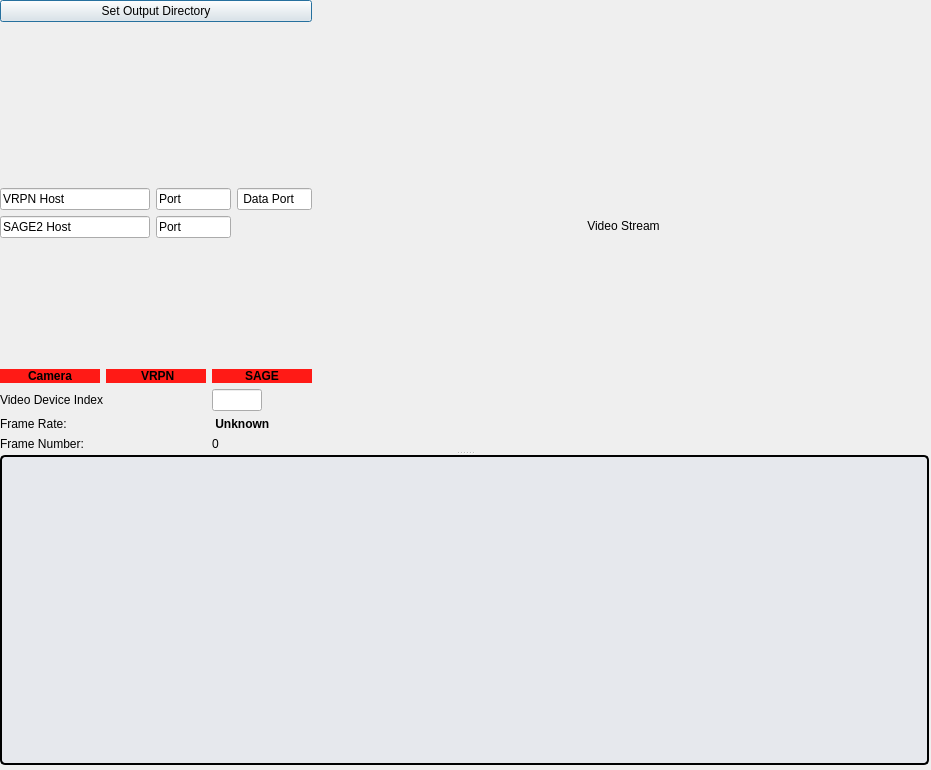
First picture: the form in tools/workbench/live_window.ui, repository hcilab-uic/ipme, before the edit.
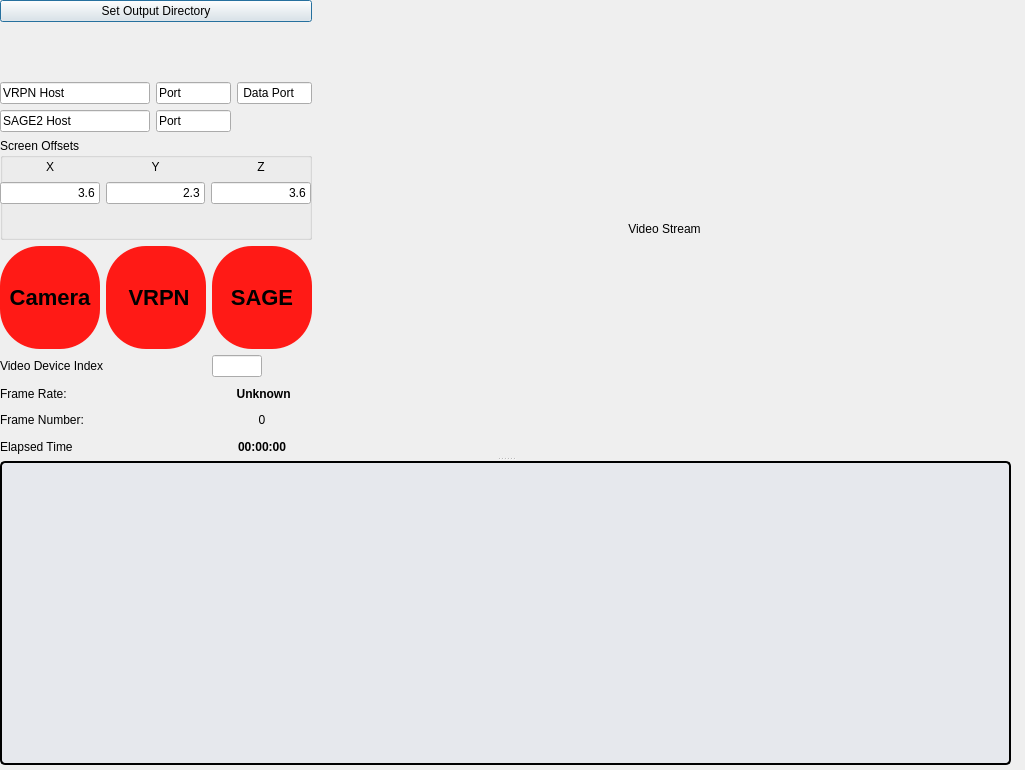
Second picture: the form after the edit.

What changed in the file:
```diff
--- a/tools/workbench/live_window.ui
+++ b/tools/workbench/live_window.ui
@@ -6,7 +6,7 @@
    <rect>
     <x>0</x>
     <y>0</y>
-    <width>931</width>
+    <width>1025</width>
     <height>770</height>
    </rect>
   </property>
@@ -18,7 +18,7 @@
     <rect>
      <x>0</x>
      <y>0</y>
-     <width>929</width>
+     <width>1011</width>
      <height>765</height>
     </rect>
    </property>
@@ -67,14 +67,14 @@
         </layout>
        </item>
        <item>
-        <spacer name="vspacer_2">
+        <spacer name="hspacer_3">
          <property name="orientation">
-          <enum>Qt::Vertical</enum>
+          <enum>Qt::Horizontal</enum>
          </property>
          <property name="sizeHint" stdset="0">
           <size>
-           <width>20</width>
-           <height>40</height>
+           <width>40</width>
+           <height>20</height>
           </size>
          </property>
         </spacer>
@@ -149,17 +149,83 @@
         </layout>
        </item>
        <item>
-        <spacer name="vspacer_1">
-         <property name="orientation">
-          <enum>Qt::Vertical</enum>
+        <widget class="QGroupBox" name="screen_offset_groupbox">
+         <property name="title">
+          <string>Screen Offsets</string>
          </property>
-         <property name="sizeHint" stdset="0">
-          <size>
-           <width>20</width>
-           <height>40</height>
-          </size>
-         </property>
-        </spacer>
+         <widget class="QWidget" name="layoutWidget">
+          <property name="geometry">
+           <rect>
+            <x>0</x>
+            <y>20</y>
+            <width>311</width>
+            <height>46</height>
+           </rect>
+          </property>
+          <layout class="QGridLayout" name="gridLayout">
+           <item row="1" column="0">
+            <widget class="QLineEdit" name="screen_offset_x_edit">
+             <property name="text">
+              <string>3.6</string>
+             </property>
+             <property name="alignment">
+              <set>Qt::AlignRight|Qt::AlignTrailing|Qt::AlignVCenter</set>
+             </property>
+            </widget>
+           </item>
+           <item row="0" column="0">
+            <widget class="QLabel" name="screen_offset_x_label">
+             <property name="text">
+              <string>X</string>
+             </property>
+             <property name="alignment">
+              <set>Qt::AlignCenter</set>
+             </property>
+            </widget>
+           </item>
+           <item row="0" column="1">
+            <widget class="QLabel" name="screen_offset_y_label">
+             <property name="text">
+              <string>Y</string>
+             </property>
+             <property name="alignment">
+              <set>Qt::AlignCenter</set>
+             </property>
+            </widget>
+           </item>
+           <item row="1" column="1">
+            <widget class="QLineEdit" name="screen_offset_y_edit">
+             <property name="text">
+              <string>2.3</string>
+             </property>
+             <property name="alignment">
+              <set>Qt::AlignRight|Qt::AlignTrailing|Qt::AlignVCenter</set>
+             </property>
+            </widget>
+           </item>
+           <item row="1" column="2">
+            <widget class="QLineEdit" name="screen_offset_z_edit">
+             <property name="text">
+              <string>3.6</string>
+             </property>
+             <property name="alignment">
+              <set>Qt::AlignRight|Qt::AlignTrailing|Qt::AlignVCenter</set>
+             </property>
+            </widget>
+           </item>
+           <item row="0" column="2">
+            <widget class="QLabel" name="screen_offset_z_label">
+             <property name="text">
+              <string>Z</string>
+             </property>
+             <property name="alignment">
+              <set>Qt::AlignCenter</set>
+             </property>
+            </widget>
+           </item>
+          </layout>
+         </widget>
+        </widget>
        </item>
        <item>
         <layout class="QHBoxLayout" name="status_indicator_layout">
@@ -167,6 +233,7 @@
           <widget class="QLabel" name="video_status_indicator_label">
            <property name="font">
             <font>
+             <pointsize>-1</pointsize>
              <weight>75</weight>
              <bold>true</bold>
             </font>
@@ -175,7 +242,11 @@
             <bool>false</bool>
            </property>
            <property name="styleSheet">
-            <string notr="true">background-color: #ff1a16;</string>
+            <string notr="true">background-color: #ff1a16;
+border-radius: 40px;
+font-size: 22px;
+font-weight: bold;
+border-style: inset;</string>
            </property>
            <property name="text">
             <string>Camera</string>
@@ -189,12 +260,17 @@
           <widget class="QLabel" name="vrpn_status_indicator_label">
            <property name="font">
             <font>
+             <pointsize>-1</pointsize>
              <weight>75</weight>
              <bold>true</bold>
             </font>
            </property>
            <property name="styleSheet">
-            <string notr="true">background-color: #ff1a16;</string>
+            <string notr="true">background-color: #ff1a16;
+border-radius: 40px;
+font-size: 22px;
+font-weight: bold;
+border-style: outset;</string>
            </property>
            <property name="text">
             <string> VRPN</string>
@@ -208,12 +284,17 @@
           <widget class="QLabel" name="sage_status_indicator_label">
            <property name="font">
             <font>
+             <pointsize>-1</pointsize>
              <weight>75</weight>
              <bold>true</bold>
             </font>
            </property>
            <property name="styleSheet">
-            <string notr="true">background-color: #ff1a16;</string>
+            <string notr="true">background-color: #ff1a16;
+border-radius: 40px;
+font-size: 22px;
+font-weight: bold;
+border-style: outset;</string>
            </property>
            <property name="text">
             <string>SAGE</string>
@@ -234,6 +315,25 @@
            </property>
           </widget>
          </item>
+         <item row="2" column="1">
+          <widget class="QLabel" name="frame_num_value_label">
+           <property name="minimumSize">
+            <size>
+             <width>100</width>
+             <height>0</height>
+            </size>
+           </property>
+           <property name="styleSheet">
+            <string notr="true">text-align: right;</string>
+           </property>
+           <property name="text">
+            <string>0</string>
+           </property>
+           <property name="alignment">
+            <set>Qt::AlignCenter</set>
+           </property>
+          </widget>
+         </item>
          <item row="0" column="1">
           <widget class="QLineEdit" name="video_device_index_edit">
            <property name="maximumSize">
@@ -242,12 +342,8 @@
              <height>16777215</height>
             </size>
            </property>
-          </widget>
-         </item>
-         <item row="1" column="0">
-          <widget class="QLabel" name="frame_rate_label">
-           <property name="text">
-            <string>Frame Rate:</string>
+           <property name="alignment">
+            <set>Qt::AlignCenter</set>
            </property>
           </widget>
          </item>
@@ -259,6 +355,9 @@
            <property name="text">
             <string> Unknown</string>
            </property>
+           <property name="alignment">
+            <set>Qt::AlignCenter</set>
+           </property>
           </widget>
          </item>
          <item row="2" column="0">
@@ -268,19 +367,30 @@
            </property>
           </widget>
          </item>
-         <item row="2" column="1">
-          <widget class="QLabel" name="frame_num_value_label">
-           <property name="minimumSize">
-            <size>
-             <width>100</width>
-             <height>0</height>
-            </size>
+         <item row="1" column="0">
+          <widget class="QLabel" name="frame_rate_label">
+           <property name="text">
+            <string>Frame Rate:</string>
            </property>
+          </widget>
+         </item>
+         <item row="3" column="0">
+          <widget class="QLabel" name="elapsed_time_label">
+           <property name="text">
+            <string>Elapsed Time</string>
+           </property>
+          </widget>
+         </item>
+         <item row="3" column="1">
+          <widget class="QLabel" name="elapsed_time_value_label">
            <property name="styleSheet">
-            <string notr="true">text-align: right;</string>
+            <string notr="true">font-weight: bold;</string>
            </property>
            <property name="text">
-            <string>0</string>
+            <string>00:00:00</string>
+           </property>
+           <property name="alignment">
+            <set>Qt::AlignCenter</set>
            </property>
           </widget>
          </item>
@@ -295,7 +405,7 @@
        </property>
        <property name="sizeHint" stdset="0">
         <size>
-         <width>40</width>
+         <width>10</width>
          <height>20</height>
         </size>
        </property>
@@ -303,6 +413,12 @@
      </item>
      <item>
       <widget class="QLabel" name="video_feed_label">
+       <property name="maximumSize">
+        <size>
+         <width>640</width>
+         <height>16777215</height>
+        </size>
+       </property>
        <property name="autoFillBackground">
         <bool>false</bool>
        </property>
@@ -324,7 +440,7 @@
        </property>
        <property name="sizeHint" stdset="0">
         <size>
-         <width>40</width>
+         <width>10</width>
          <height>20</height>
         </size>
        </property>
```
